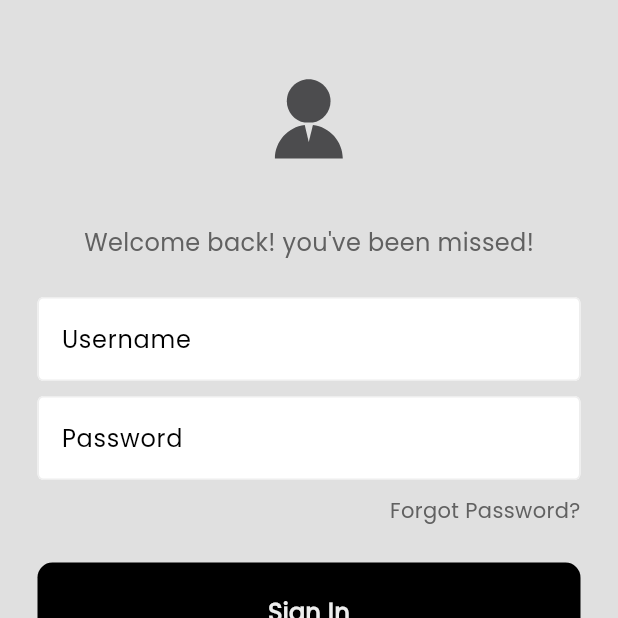
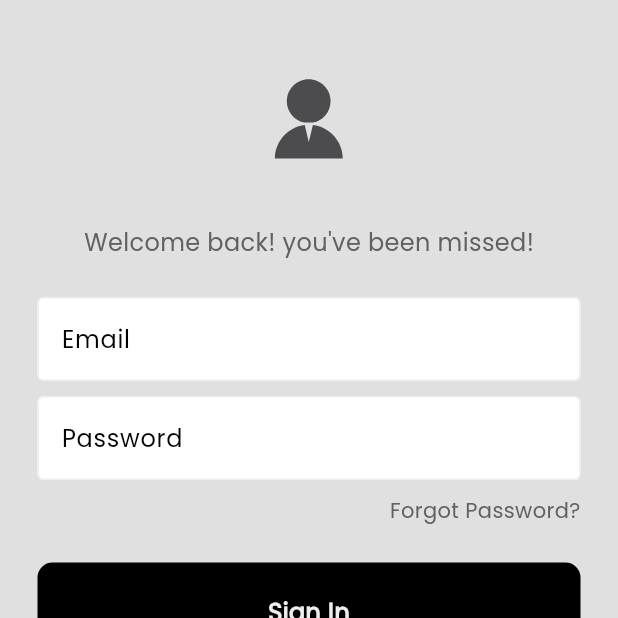
Before and after one commit to hafizn07/minimal_ecommerce_app, a Flutter app: the LoginPage screen opened by its route, after a tap on "Sign In", on a phone screen of 412 x 824 dp, the top half of it. Run offline on Flutter 3.47's test engine with Material 3 defaults, Android fonts, the phone set to English and light mode, and no system bars; our stand-ins replace firebase_auth, firebase_core, lottie, shared_preferences; accounts and stored records are empty; network calls fail.

Commit message:
feat: firebase email/pass login

```diff
--- a/lib/main.dart
+++ b/lib/main.dart
@@ -57,7 +57,7 @@ class _MyAppState extends State<MyApp> {
             '/shop_page': (context) => const ShopPage(),
             '/cart_page': (context) => const CartPage(),
             '/settings_page': (context) => const SettingsPage(),
-            '/login_page': (context) => LoginPage(),
+            '/login_page': (context) => const LoginPage(),
           },
         );
       }),
--- a/lib/pages/login_page.dart
+++ b/lib/pages/login_page.dart
@@ -1,17 +1,72 @@
+import 'package:firebase_auth/firebase_auth.dart';
 import 'package:flutter/material.dart';
 import 'package:lottie/lottie.dart';
 import 'package:minimal_ecommerce_app/components/my_square_tile.dart';
 import 'package:minimal_ecommerce_app/components/my_text_field.dart';
 
-class LoginPage extends StatelessWidget {
-  LoginPage({super.key});
+class LoginPage extends StatefulWidget {
+  const LoginPage({super.key});
 
+  @override
+  State<LoginPage> createState() => _LoginPageState();
+}
+
+class _LoginPageState extends State<LoginPage> {
   //text editing controllers
-  final usernameController = TextEditingController();
+  final emailController = TextEditingController();
   final passwordController = TextEditingController();
 
   //sign user in method
-  void signUserIn() {}
+  void signUserIn(context) async {
+    showDialog(
+      context: context,
+      builder: (context) {
+        return const Center(
+          child: CircularProgressIndicator(),
+        );
+      },
+    );
+
+    try {
+      await FirebaseAuth.instance.signInWithEmailAndPassword(
+        email: emailController.text,
+        password: passwordController.text,
+      );
+      Navigator.pop(context);
+      Navigator.pushNamed(context, '/shop_page');
+    } on FirebaseAuthException catch (e) {
+      Navigator.pop(context);
+      if (e.code == 'user-not-found') {
+        wrongEmailMessage();
+      } else if (e.code == 'wrong-password') {
+        wrongPasswordMessage();
+      }
+    }
+  }
+
+  //wrong email message popup
+  void wrongEmailMessage() {
+    showDialog(
+      context: context,
+      builder: (context) {
+        return const AlertDialog(
+          title: Text("Incorrect Email"),
+        );
+      },
+    );
+  }
+
+  //wrong password message popup
+  void wrongPasswordMessage() {
+    showDialog(
+      context: context,
+      builder: (context) {
+        return const AlertDialog(
+          title: Text("Incorrect Password"),
+        );
+      },
+    );
+  }
 
   @override
   Widget build(BuildContext context) {
@@ -42,10 +97,10 @@ class LoginPage extends StatelessWidget {
                   ),
 
                   const SizedBox(height: 25),
-                  //username textfield
+                  //email textfield
                   MyTextField(
-                    controller: usernameController,
-                    hintText: "Username",
+                    controller: emailController,
+                    hintText: "Email",
                     obscureText: false,
                   ),
 
@@ -77,7 +132,7 @@ class LoginPage extends StatelessWidget {
                   const SizedBox(height: 25),
                   //signIn button
                   GestureDetector(
-                    onTap: signUserIn,
+                    onTap: () => signUserIn(context),
                     child: Container(
                       padding: const EdgeInsets.all(22),
                       margin: const EdgeInsets.symmetric(horizontal: 25),
--- a/pubspec.yaml
+++ b/pubspec.yaml
@@ -15,6 +15,7 @@ dependencies:
   shared_preferences: ^2.2.2
   lottie: ^2.7.0
   firebase_core: ^2.24.0
+  firebase_auth: ^4.15.0
 
 dev_dependencies:
   flutter_test:
```
Also changed, not shown: lib/components/my_drawer.dart (+26 -5 lines), pubspec.lock, 4 other files.
